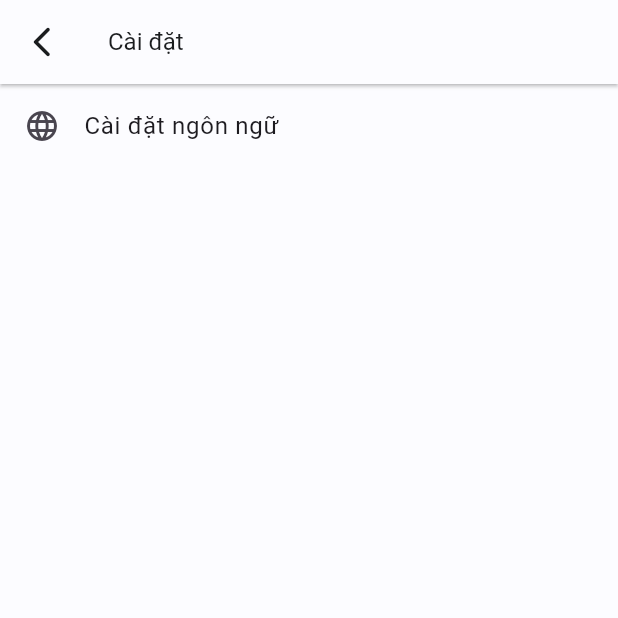
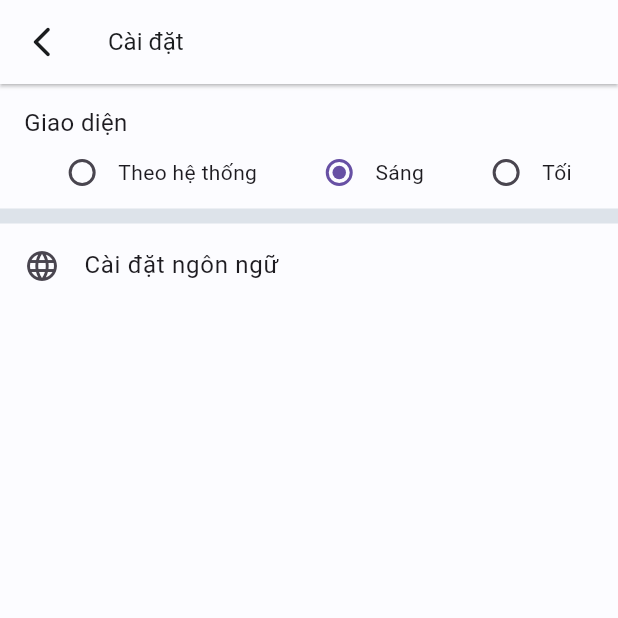
Before and after one commit to CK1412/flutter-template, a Flutter app: the SettingPage screen opened by its route, on a phone screen of 412 x 824 dp, the top half of it. Run offline on Flutter 3.47's test engine with Material 3 defaults, Android fonts, the phone set to English and light mode, and no system bars; our stand-ins replace bloc_concurrency, connectivity_plus, dartx, dio, equatable, flutter_bloc and 14 more; accounts and stored records are empty; generated files the repository leaves out were written again; project files that could hold a hidden picture were left out.

Commit message:
feat: support theme mode

```diff
--- a/lib/app.dart
+++ b/lib/app.dart
@@ -41,16 +41,19 @@ class AppView extends StatelessWidget {
     return BlocBuilder<AppBloc, AppState>(
       buildWhen: (previous, current) {
         final bool localeChanged = previous.locale != current.locale;
+        final bool themeModeChanged = previous.themeMode != current.themeMode;
 
-        return localeChanged;
+        return localeChanged || themeModeChanged;
       },
       builder: (context, state) {
         final Locale locale = state.locale;
+        final ThemeMode themeMode = state.themeMode;
 
         return MaterialApp.router(
           title: 'Flutter template',
           theme: AppThemes.lightTheme(),
           darkTheme: AppThemes.darkTheme(),
+          themeMode: themeMode,
           localizationsDelegates: const [
             L.delegate,
             GlobalMaterialLocalizations.delegate,
@@ -59,7 +62,7 @@ class AppView extends StatelessWidget {
           ],
           supportedLocales: L.delegate.supportedLocales,
           locale: locale,
-          routerConfig: getIt<AppRouter>().router,
+          routerConfig: AppRouter().router,
           scrollBehavior: const ClampingScrollBehavior(),
         );
       },
--- a/lib/app/bloc/app_bloc.dart
+++ b/lib/app/bloc/app_bloc.dart
@@ -1,6 +1,6 @@
 import 'dart:async';
 
-import 'package:flutter/widgets.dart';
+import 'package:flutter/material.dart';
 import 'package:freezed_annotation/freezed_annotation.dart';
 import 'package:hydrated_bloc/hydrated_bloc.dart';
 import 'package:injectable/injectable.dart';
@@ -21,6 +21,7 @@ class AppBloc extends BaseBloc<AppEvent, AppState>
   AppBloc() : super(const AppState()) {
     hydrate();
     on<LocaleUpdated>(_onLocaleUpdated);
+    on<ThemeModeUpdated>(_onThemeModeUpdated);
   }
 
   @override
@@ -35,4 +36,11 @@ class AppBloc extends BaseBloc<AppEvent, AppState>
   ) {
     emit(state.copyWith(locale: event.value));
   }
+
+  FutureOr<void> _onThemeModeUpdated(
+    ThemeModeUpdated event,
+    Emitter<AppState> emit,
+  ) {
+    emit(state.copyWith(themeMode: event.value));
+  }
 }
--- a/lib/app/bloc/app_event.dart
+++ b/lib/app/bloc/app_event.dart
@@ -8,3 +8,9 @@ final class LocaleUpdated extends AppEvent {
 
   LocaleUpdated(this.value);
 }
+
+final class ThemeModeUpdated extends AppEvent {
+  final ThemeMode value;
+
+  ThemeModeUpdated(this.value);
+}
--- a/lib/app/bloc/app_state.dart
+++ b/lib/app/bloc/app_state.dart
@@ -6,8 +6,11 @@ class AppState extends BaseBlocState {
   @LocaleJsonConverter()
   final Locale locale;
 
+  final ThemeMode themeMode;
+
   const AppState({
     this.locale = Locales.defaultLocale,
+    this.themeMode = ThemeMode.light,
   });
 
   factory AppState.fromJson(Map<String, Object?> json) =>
@@ -16,13 +19,15 @@ class AppState extends BaseBlocState {
   Map<String, dynamic> toJson() => _$AppStateToJson(this);
 
   @override
-  List<Object> get props => [locale];
+  List<Object> get props => [locale, themeMode];
 
   AppState copyWith({
     Locale? locale,
+    ThemeMode? themeMode,
   }) {
     return AppState(
       locale: locale ?? this.locale,
+      themeMode: themeMode ?? this.themeMode,
     );
   }
 }
--- a/lib/app/navigation/app_navigator.dart
+++ b/lib/app/navigation/app_navigator.dart
@@ -1,7 +1,6 @@
 import 'package:flutter/material.dart';
 import 'package:go_router/go_router.dart';
 
-import '../../injection/injector.dart';
 import '../../shared/utils/uri_utils.dart';
 import 'app_router.dart';
 import 'app_routes.dart';
@@ -21,13 +20,13 @@ import 'app_routes.dart';
 class AppNavigator {
   AppNavigator._();
 
-  static GoRouter get _router => getIt<AppRouter>().router;
+  static GoRouter get _router => AppRouter().router;
 
   static BuildContext get rootContext =>
-      getIt<AppRouter>().rootNavigatorKey.currentContext!;
+      AppRouter().rootNavigatorKey.currentContext!;
 
   static BuildContext get context =>
-      getIt<AppRouter>().rootNavigatorKey.currentState?.context ?? rootContext;
+      AppRouter().rootNavigatorKey.currentState?.context ?? rootContext;
 
   static String? get currentPath =>
       GoRouter.of(context).routeInformationProvider.value.uri.path;
--- a/lib/app/navigation/app_router.dart
+++ b/lib/app/navigation/app_router.dart
@@ -3,7 +3,6 @@ import 'dart:async';
 import 'package:flutter/material.dart';
 import 'package:flutter_bloc/flutter_bloc.dart';
 import 'package:go_router/go_router.dart';
-import 'package:injectable/injectable.dart';
 
 import '../../injection/injector.dart';
 import '../../presentation/common_widgets/error_page.dart';
@@ -16,8 +15,16 @@ import '../bloc/auth/auth_bloc.dart';
 import 'app_routes.dart';
 import 'route_params.dart';
 
-@LazySingleton()
 class AppRouter {
+  AppRouter._();
+
+  static AppRouter? _instance;
+
+  factory AppRouter() {
+    return _instance ??= AppRouter._();
+  }
+
+  @protected
   static final _rootNavigatorKey = GlobalKey<NavigatorState>();
 
   GlobalKey get rootNavigatorKey => _rootNavigatorKey;
--- a/lib/l10n/intl_en.arb
+++ b/lib/l10n/intl_en.arb
@@ -1,11 +1,11 @@
 {
-  "@@locale" : "en",
-  "lbl_hello_world":"Hello world",
-  "lbl_an_error_has_occurred":"An error has occurred",
+  "@@locale": "en",
+  "lbl_hello_world": "Hello world",
+  "lbl_an_error_has_occurred": "An error has occurred",
   "lbl_login": "Login",
   "lbl_sign_up": "Sign up",
   "lbl_log_out": "Log out",
-  "lbl_you_have_successfully_logged_out":"You have successfully logged out!",
+  "lbl_you_have_successfully_logged_out": "You have successfully logged out!",
   "lbl_detail": "Detail",
   "lbl_common_exception_message": "An unknown error. Please try again later.",
   "lbl_retry": "Retry",
@@ -21,5 +21,9 @@
   "msg_copied_to_clipboard": "Copied to clipboard.",
   "msg_failed_to_copy_to_clipboard": "Failed to copy to clipboard.",
   "lbl_language_settings": "Language settings",
-  "lbl_settings": "Settings"
+  "lbl_settings": "Settings",
+  "lbl_theme": "Theme",
+  "lbl_light_theme_message": "Light",
+  "lbl_dark_theme_message": "Dark",
+  "lbl_system_theme_message": "System"
 }
--- a/lib/l10n/intl_vi.arb
+++ b/lib/l10n/intl_vi.arb
@@ -21,5 +21,9 @@
   "msg_copied_to_clipboard": "Đã sao chép vào bộ nhớ tạm.",
   "msg_failed_to_copy_to_clipboard": "Không sao chép được vào bộ nhớ tạm.",
   "lbl_language_settings": "Cài đặt ngôn ngữ",
-  "lbl_settings": "Cài đặt"
+  "lbl_settings": "Cài đặt",
+  "lbl_theme": "Giao diện",
+  "lbl_light_theme_message": "Sáng",
+  "lbl_dark_theme_message": "Tối",
+  "lbl_system_theme_message": "Theo hệ thống"
 }
--- a/lib/presentation/example_pages/home/widget/home_tab_view_three.dart
+++ b/lib/presentation/example_pages/home/widget/home_tab_view_three.dart
@@ -1,5 +1,4 @@
 import 'package:flutter/material.dart';
-import 'package:flutter/widgets.dart';
 import 'package:flutter_bloc/flutter_bloc.dart';
 
 import '../../../../app/bloc/auth/auth_bloc.dart';
--- a/lib/presentation/example_pages/settings/settings_page.dart
+++ b/lib/presentation/example_pages/settings/settings_page.dart
@@ -20,7 +20,21 @@ class SettingPage extends StatelessWidget {
         title: L.current.lbl_settings,
       ),
       body: Column(
+        crossAxisAlignment: CrossAxisAlignment.start,
         children: [
+          const Gap(16),
+          Padding(
+            padding: const EdgeInsets.only(left: 16),
+            child: Text(
+              L.current.lbl_theme,
+              style: AppTextStyles.robotoRegular16,
+            ),
+          ),
+          const ThemeModeSettings(),
+          Container(
+            height: 10,
+            color: context.colors.surfaceVariant,
+          ),
           ListTile(
             title: Text(L.current.lbl_language_settings),
             leading: const Icon(Icons.language),
@@ -102,3 +116,47 @@ class SettingPage extends StatelessWidget {
     );
   }
 }
+
+class ThemeModeSettings extends StatelessWidget {
+  const ThemeModeSettings({
+    super.key,
+  });
+
+  @override
+  Widget build(BuildContext context) {
+    return BlocBuilder<AppBloc, AppState>(
+      builder: (context, state) {
+        return Row(
+          mainAxisAlignment: MainAxisAlignment.spaceEvenly,
+          children: [
+            for (final themeMode in ThemeMode.values)
+              Row(
+                mainAxisSize: MainAxisSize.min,
+                mainAxisAlignment: MainAxisAlignment.spaceAround,
+                children: [
+                  Radio<ThemeMode>(
+                    value: themeMode,
+                    groupValue: state.themeMode,
+                    onChanged: (value) {
+                      if (value != null) {
+                        context.read<AppBloc>().add(ThemeModeUpdated(value));
+                      }
+                    },
+                  ),
+                  Text(getThemeModeName(themeMode)),
+                ],
+              ),
+          ],
+        );
+      },
+    );
+  }
+
+  String getThemeModeName(ThemeMode themeMode) {
+    return switch (themeMode) {
+      ThemeMode.dark => L.current.lbl_dark_theme_message,
+      ThemeMode.light => L.current.lbl_light_theme_message,
+      ThemeMode.system => L.current.lbl_system_theme_message,
+    };
+  }
+}
```
